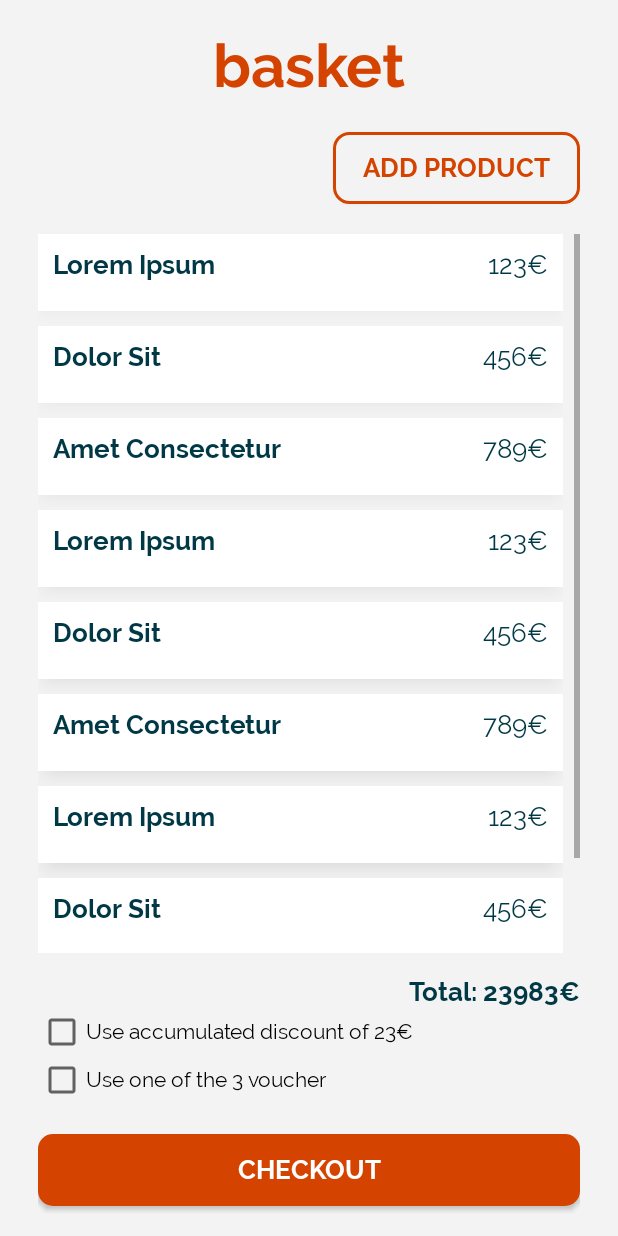
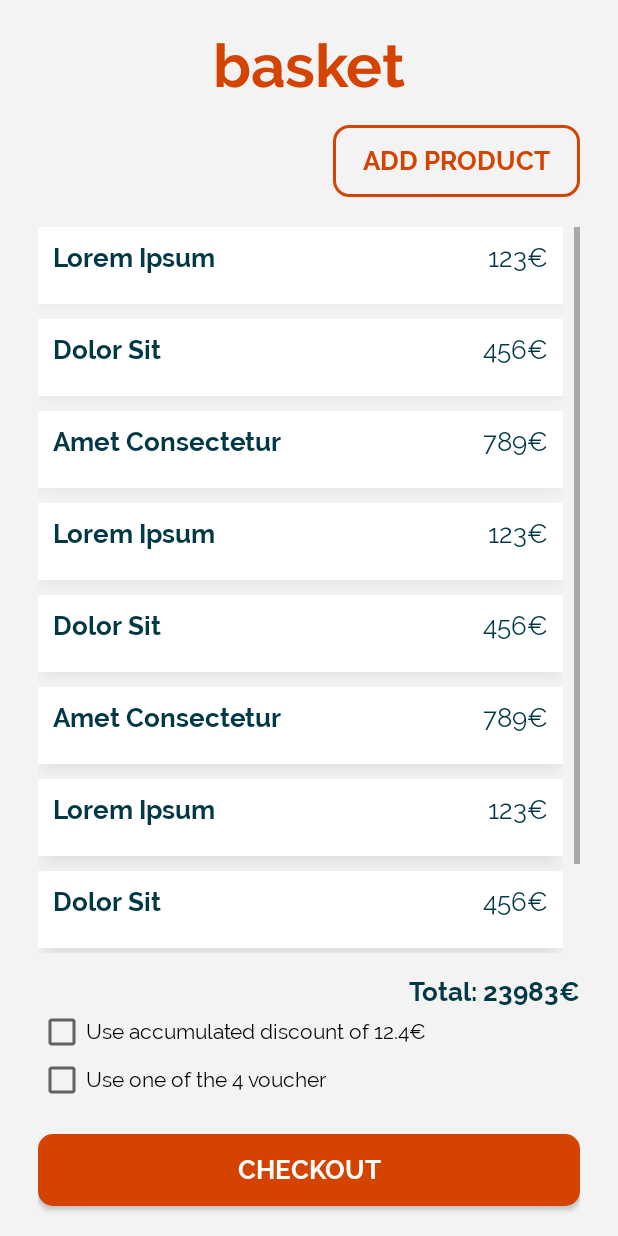
Before and after one commit to BeeMargarida/CMOV-FEUP, an Android app: the screen it shows after launch (BasketActivity), after a tap on "BASKET", on a phone screen of 412 x 824 dp. Run offline under Robolectric (Android 15) with nearby library versions, the phone set to English and light mode, and no system bars.

Commit message:
Discount, Vouchers and Basket in Preferences

```diff
--- a/Mobile/app/src/main/java/feup/cmov/mobile/BasketActivity.java
+++ b/Mobile/app/src/main/java/feup/cmov/mobile/BasketActivity.java
@@ -2,14 +2,25 @@ package feup.cmov.mobile;
 
 import android.content.Context;
 import android.os.Bundle;
+import android.util.Log;
 import android.view.Menu;
 import android.view.MenuInflater;
 import android.view.MenuItem;
 import android.view.View;
+import android.widget.Button;
+import android.widget.CheckBox;
 import android.widget.PopupMenu;
+import android.widget.TextView;
 
 import androidx.annotation.Nullable;
 import androidx.appcompat.app.AppCompatActivity;
+
+import org.json.JSONException;
+
+import java.util.ArrayList;
+
+import feup.cmov.mobile.common.Preferences;
+import feup.cmov.mobile.common.Product;
 
 public class BasketActivity extends AppCompatActivity {
 
@@ -20,38 +31,64 @@ public class BasketActivity extends AppCompatActivity {
         context=this;
         setContentView(R.layout.activity_basket);
 
-        //TODO: Ler QRCode, mostrar info do produto, adicionar a uma lista de produtos
-        //TODO: Adicionar voucher
+        //TODO: Chamada a API para atualizar preferencias (n vouchers, dicounts)
+
+        try {
+            setBasket();
+            setVouchersSize();
+        } catch (JSONException e) {
+            e.printStackTrace();
+        }
+        setDiscount();
+
+
+        Button addProductButton = findViewById(R.id.addProductButton);
+        addProductButton.setOnClickListener(new View.OnClickListener() {
+            @Override
+            public void onClick(View v) {
+                //TODO: Ler QRCode
+                //TODO: Mostrar info do produto
+                //TODO: Adicionar à lista de produtos
+                //TODO: Atualizar soma total
+            }
+        });
+
+
+        Button checkoutButton = findViewById(R.id.checkoutButton);
+        checkoutButton.setOnClickListener(new View.OnClickListener() {
+            @Override
+            public void onClick(View v) {
+                //TODO: Verificar se quer discount
+                //TODO: Verificar se quer voucher
+                //TODO: Criar QRCode
+                //TODO: Atualizar preferencias (n vouchers, discount)
+            }
+        });
     }
 
-    public void showPopup(View v) {
-        PopupMenu popup = new PopupMenu(this, v);
-        MenuInflater inflater = popup.getMenuInflater();
-        inflater.inflate(R.menu.menu, popup.getMenu());
-        popup.show();
+
+    //TODO: Quando sair da atividade, atualizar basket nas preferencias
+
+    private void setBasket() throws JSONException {
+        Preferences preferences = new Preferences(context);
+        ArrayList<Product> basketP = preferences.getBasket();
+        for (int i = 0; i < basketP.size(); i++) {
+            //TODO: LIST VIEW
+        }
     }
 
-    @Override
-    public boolean onCreateOptionsMenu(Menu menu) {
-        getMenuInflater().inflate(R.menu.menu, menu);
-        return true;
+    private void setDiscount(){
+        Preferences preferences = new Preferences(context);
+        float discount = preferences.getDiscount();
+        CheckBox checkboxDiscount = findViewById(R.id.checkbox_discount);
+        checkboxDiscount.setText("Use accumulated discount of " + Float.toString(discount) + "€");
     }
 
-    @Override
-    public boolean onOptionsItemSelected(MenuItem item) {
-        // Handle item selection
-        switch (item.getItemId()) {
-            case R.id.history:
+    private void setVouchersSize() throws JSONException {
+        Preferences preferences = new Preferences(context);
+        int vouchersSize = preferences.getVouchers().size();
+        CheckBox checkboxVouchers = findViewById(R.id.checkbox_vouchers);
+        checkboxVouchers.setText("Use one of the " + vouchersSize + " voucher");
+    }
 
-                return true;
-            case R.id.basket:
-
-                return true;
-            case R.id.logout:
-
-                return true;
-            default:
-                return super.onOptionsItemSelected(item);
-        }
-    }
 }
--- a/Mobile/app/src/main/java/feup/cmov/mobile/MainActivity.java
+++ b/Mobile/app/src/main/java/feup/cmov/mobile/MainActivity.java
@@ -5,6 +5,7 @@ import androidx.appcompat.app.AppCompatActivity;
 import android.content.Context;
 import android.content.Intent;
 import android.os.Bundle;
+import android.util.Log;
 import android.view.Menu;
 import android.view.MenuInflater;
 import android.view.MenuItem;
@@ -14,10 +15,16 @@ import android.widget.EditText;
 import android.widget.PopupMenu;
 import android.widget.Toast;
 
+import org.json.JSONException;
+
+import java.util.ArrayList;
+import java.util.Arrays;
+
 import feup.cmov.mobile.auth.LogInActivity;
 import feup.cmov.mobile.auth.RegisterActivity;
 import feup.cmov.mobile.BasketActivity;
 import feup.cmov.mobile.common.Preferences;
+import feup.cmov.mobile.common.Product;
 
 public class MainActivity extends AppCompatActivity {
 
@@ -38,7 +45,13 @@ public class MainActivity extends AppCompatActivity {
 
         context = this;
 
-        //TODO: Add buttons to Basket and History activities, as well as logout
+        //TODO: DELETE
+        try {
+            testPreferences();
+        } catch (JSONException e) {
+            e.printStackTrace();
+        }
+
         Button historyButton = findViewById(R.id.historyButton);
         Button basketButton = findViewById(R.id.basketButton);
 
@@ -46,7 +59,6 @@ public class MainActivity extends AppCompatActivity {
             @Override
             public void onClick(View v) {
                 startActivity(new Intent(context, HistoryActivity.class));
-
             }
         });
 
@@ -78,4 +90,42 @@ public class MainActivity extends AppCompatActivity {
         Preferences preferences = new Preferences(this);
         preferences.changeLogStatus(false);
     }
+
+    void testPreferences() throws JSONException {
+        Preferences preferences = new Preferences(context);
+
+        //VOUCHERS
+        ArrayList <String> vouchers = new ArrayList();
+        vouchers.add("1a2b3c");
+        vouchers.add("4d6e7f");
+        vouchers.add("8g9h0j");
+        vouchers.add("10g11h12j");
+        preferences.saveVouchers(vouchers);
+        ArrayList <String> vouchersP = preferences.getVouchers();
+        for (int i = 0; i < vouchersP.size(); i++) {
+            Log.d("TEST", vouchersP.get(i));
+        }
+
+        //DISCOUNT
+        float discount = 12.4f;
+        preferences.saveDiscount(discount);
+        float discountP = preferences.getDiscount();
+        Log.d("TEST", Float.toString(discountP));
+
+
+        //BASKET
+        ArrayList <Product> basket = new ArrayList();
+        Product product1 = new Product("um", 12.3f);
+        Product product2 = new Product("dois", 15.6f);
+        Product product3 = new Product("tres", 11.5f);
+        basket.add(product1);
+        basket.add(product2);
+        basket.add(product3);
+        preferences.saveBasket(basket);
+        ArrayList<Product> basketP = preferences.getBasket();
+        for (int i = 0; i < basketP.size(); i++) {
+            Log.d("TEST", basketP.get(i).getName() + " " + basketP.get(i).getPrice());
+        }
+
+    }
 }
--- a/Mobile/app/src/main/java/feup/cmov/mobile/common/Preferences.java
+++ b/Mobile/app/src/main/java/feup/cmov/mobile/common/Preferences.java
@@ -3,8 +3,16 @@ package feup.cmov.mobile.common;
 import android.content.Context;
 import android.content.SharedPreferences;
 import android.util.Base64;
+import android.util.Log;
 
+import org.json.JSONArray;
+import org.json.JSONException;
+import org.json.JSONObject;
+
+import java.lang.reflect.Array;
 import java.security.PrivateKey;
+import java.util.ArrayList;
+import java.util.HashMap;
 
 import feup.cmov.mobile.R;
 
@@ -55,4 +63,91 @@ public class Preferences {
     public boolean getLoginStatus() {
         return sharedPreferences.getBoolean(context.getResources().getString(R.string.login_status), false);
     }
+
+    public void saveVouchers(ArrayList<String> vouchers){
+        JSONArray jsArray = new JSONArray(vouchers);
+        String jsonString = jsArray.toString();
+        SharedPreferences.Editor editor = sharedPreferences.edit();
+        editor.putString("vouchers" , jsonString);
+        editor.commit();
+    }
+
+    /*public ArrayList<String> getVouchers() throws JSONException {
+        String jsonString = sharedPreferences.getString("vouchers", (new JSONArray()).toString());
+        JSONArray arr = new JSONArray(jsonString);
+        ArrayList<String> vouchers = new ArrayList<String>();
+        for(int i = 0; i < arr.length(); i++){
+            Log.d("TEST", arr.getJSONObject(i).getString("name"));
+            //vouchers.add(arr.getJSONObject(i).getString("name"));
+        }
+
+        return vouchers;
+    }*/
+
+    public ArrayList<String> getVouchers() throws JSONException {
+        String jsonString = sharedPreferences.getString("vouchers", (new JSONArray()).toString());
+        JSONArray arr = new JSONArray(jsonString);
+        ArrayList<String> vouchers = new ArrayList<String>();
+
+        if (arr != null) {
+            for (int i=0;i<arr.length();i++){
+                vouchers.add(arr.getString(i));
+            }
+        }
+
+        return vouchers;
+    }
+
+    public void saveDiscount(float discount){
+        SharedPreferences.Editor editor = sharedPreferences.edit();
+        editor.putFloat("discount", discount);
+        editor.commit();
+    }
+
+    public float getDiscount(){
+        float discount = sharedPreferences.getFloat("discount", 0);
+        return discount;
+    }
+
+    public void saveBasket(ArrayList<Product> basket){
+        ArrayList<String> basketString = new ArrayList<>();
+        for(int i = 0; i < basket.size(); i++){
+            basketString.add(basket.get(i).toString());
+        }
+        JSONArray jsArray = new JSONArray(basketString);
+        String jsonString = jsArray.toString();
+        SharedPreferences.Editor editor = sharedPreferences.edit();
+        editor.putString("basket" , jsonString);
+        editor.commit();
+    }
+
+    public ArrayList<Product> getBasket() throws JSONException {
+        String jsonString = sharedPreferences.getString("basket", (new JSONArray()).toString());
+        JSONArray arr = new JSONArray(jsonString);
+        ArrayList<String> basketString = new ArrayList<>();
+
+        if (arr != null) {
+            for (int i=0;i<arr.length();i++){
+                basketString.add(arr.getString(i));
+            }
+        }
+
+        ArrayList<Product> basket = new ArrayList<Product>();
+        for(int i = 0; i < basketString.size(); i++){
+            basket.add(getProductFromString(basketString.get(i)));
+        }
+
+        return basket;
+    }
+
+    public Product getProductFromString(String productString){
+        String[] productArr = productString.split("-");
+
+        String name= productArr[0];
+        float price = Float.parseFloat(productArr[1]);
+
+        Product product = new Product(name, price);
+
+        return product;
+    }
 }
--- /dev/null
+++ b/Mobile/app/src/main/java/feup/cmov/mobile/common/Product.java
@@ -0,0 +1,33 @@
+package feup.cmov.mobile.common;
+
+public class Product {
+
+    private String name;
+    private float price;
+
+    public Product(String name, float price) {
+        this.name = name;
+        this.price = price;
+    }
+
+    public String getName() {
+        return name;
+    }
+
+    public void setName(String name) {
+        this.name = name;
+    }
+
+    public float getPrice() {
+        return price;
+    }
+
+    public void setPrice(float price) {
+        this.price = price;
+    }
+
+    @Override
+    public String toString() {
+        return name + "-" + price;
+    }
+}
--- a/Mobile/app/src/main/res/layout/activity_basket.xml
+++ b/Mobile/app/src/main/res/layout/activity_basket.xml
@@ -9,10 +9,6 @@
     android:paddingTop="20dp"
     android:paddingRight="25dp">
 
-    <RelativeLayout
-        android:layout_width="match_parent"
-        android:layout_height="wrap_content"
-        android:layout_marginBottom="20dp">
 
     <TextView
         android:layout_width="match_parent"
@@ -21,27 +17,11 @@
         android:text="basket"
         android:textAlignment="center"
         android:textColor="@color/colorOrange"
-            android:textSize="40sp" />
-
-        <!--<ImageView
-            android:id="@+id/logo"
-            android:layout_width="wrap_content"
-            android:layout_height="50dp"
-            app:srcCompat="@drawable/logo" />-->
-
-        <!--<ImageButton
-            android:layout_width="wrap_content"
-            android:layout_height="50dp"
-            android:src="@drawable/round_menu_black_18dp"
-            android:contentDescription="Show menu"
-            android:background="@color/colorGrey"
-            android:onClick="showPopup"
-            android:fontFamily="@font/raleway"
-            android:layout_alignParentRight="true"/>-->
-
-    </RelativeLayout>
+        android:textSize="40sp"
+        android:layout_marginBottom="15dp"/>
 
     <Button
+        android:id="@+id/addProductButton"
         style="@android:style/Widget.Button.Inset"
         android:layout_width="wrap_content"
         android:paddingRight="20dp"
@@ -61,7 +41,8 @@
         android:layout_height="0dp"
         android:layout_weight="1"
         android:scrollbarStyle="outsideInset"
-        android:paddingRight="7dp">
+        android:paddingRight="7dp"
+        android:fadeScrollbars="false">
 
         <LinearLayout
             android:layout_width="match_parent"
@@ -389,18 +370,19 @@
         android:textColor="@color/colorText"
         android:textSize="17dp" />
 
-    <CheckBox android:id="@+id/checkbox_meat"
+    <CheckBox android:id="@+id/checkbox_discount"
         android:layout_width="wrap_content"
         android:layout_height="wrap_content"
         android:text="Use accumulated discount of 23€"
         android:fontFamily="@font/raleway"/>
-    <CheckBox android:id="@+id/checkbox_cheese"
+    <CheckBox android:id="@+id/checkbox_vouchers"
         android:layout_width="wrap_content"
         android:layout_height="wrap_content"
         android:text="Use one of the 3 voucher"
         android:fontFamily="@font/raleway"/>
 
     <Button
+        android:id="@+id/checkoutButton"
         style="@android:style/Widget.Button.Inset"
         android:layout_width="fill_parent"
         android:layout_gravity="right"
```
Also changed, not shown: Mobile/app/src/main/java/feup/cmov/mobile/HistoryActivity.java (+29 -28 lines), Mobile/app/src/main/res/layout/activity_history.xml (+4 -24 lines). Lines whose indentation alone changed are shown as unchanged.
